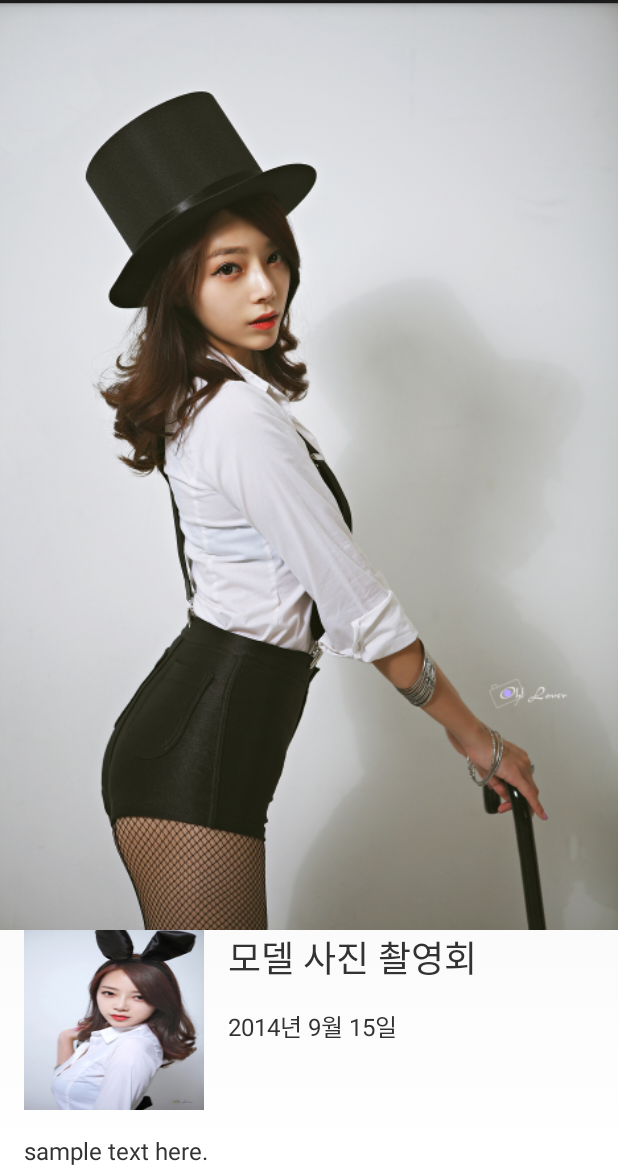
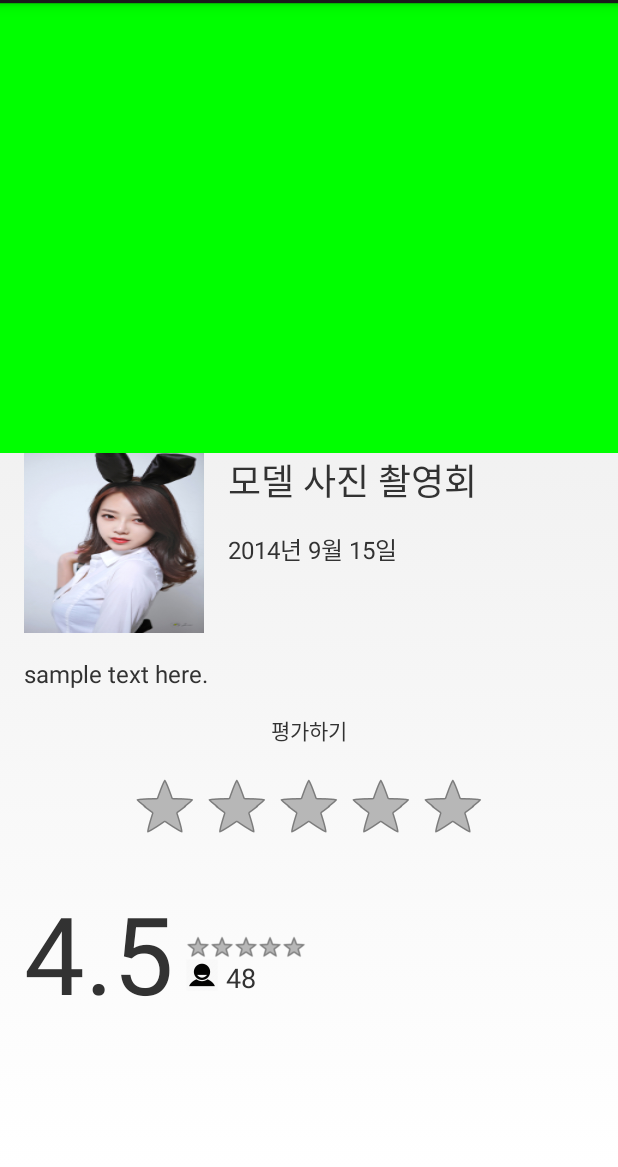
Before and after one commit to vincenthanna/Seoulture_client_android, an Android app: the layout activity_detail.xml on its own in the app's theme, with its tools: preview values and no code run, on a phone screen of 412 x 824 dp, the part 69-1236 px from its top. Run offline under Robolectric (Android 15) with nearby library versions, the phone set to English and light mode, and no system bars.

Commit message:
- detail activity 추가    계속 작업중

```diff
--- a/app/src/main/res/layout/activity_detail.xml
+++ b/app/src/main/res/layout/activity_detail.xml
@@ -17,6 +17,7 @@
             android:layout_width="fill_parent"
             android:layout_height="wrap_content">
 
+            <!--
             <ImageView
                 android:id="@+id/detail_mainpic"
                 android:layout_width="fill_parent"
@@ -26,6 +27,18 @@
                 android:clickable="false"
                 android:adjustViewBounds="true"
                 android:src="@drawable/si1" />
+                -->
+
+            <android.support.v4.view.ViewPager
+                xmlns:android="http://schemas.android.com/apk/res/android"
+                android:id="@+id/detail_mainpic"
+                android:layout_width="fill_parent"
+                android:layout_height="300dp"
+                android:layout_alignParentStart="false"
+                android:baselineAlignBottom="false"
+                android:adjustViewBounds="true"
+                android:background="#00ff00"/>
+
 
             <include
                 android:id="@+id/detail_title"
```
Also changed, not shown: app/src/main/java/powerwaveinteractive/com/seoulture/DetailActivity.java (+69 -4 lines).
